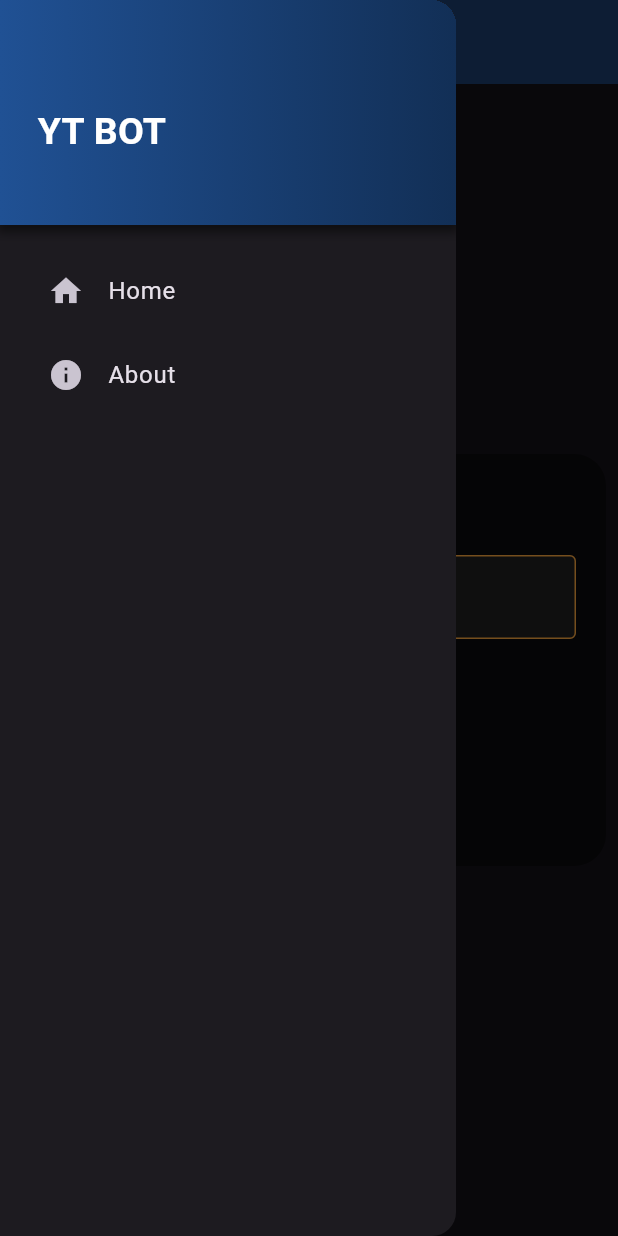
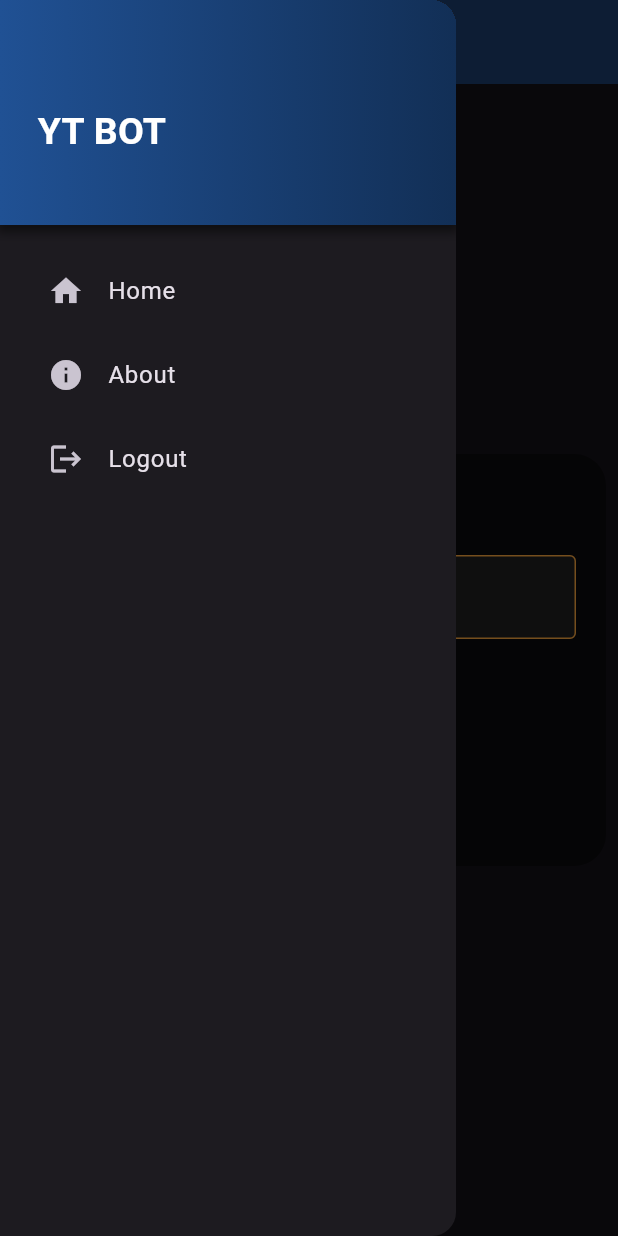
Before and after one commit to harsh6045/sdp-demo, a Flutter app: the screen it shows once a user with an empty profile is signed in, in the side drawer, after a tap on "Submit URL", on a phone screen of 412 x 824 dp. Run offline on Flutter 3.47's test engine with Material 3 defaults, Android fonts, the phone set to English and light mode, and no system bars; our stand-ins replace firebase_auth, firebase_core, fluttertoast, google_sign_in; accounts and stored records are empty; Roboto replaces fonts that are missing (OverpassRegular).

Commit message:
addition of splash screen

```diff
--- a/lib/components/my_drawer.dart
+++ b/lib/components/my_drawer.dart
@@ -1,14 +1,30 @@
+import 'package:firebase_auth/firebase_auth.dart';
 import 'package:flutter/cupertino.dart';
 import 'package:flutter/material.dart';
 import 'package:ytbot/homepage.dart';
 import 'package:ytbot/screens/url_screen.dart';
 import 'package:ytbot/tabs/about_page.dart';
 
+import '../login/login_or_register.dart';
+
 class MyDrawer extends StatelessWidget {
   const MyDrawer({super.key});
 
+
   navigateTo(String route, BuildContext context) {
     Navigator.of(context).pushReplacementNamed(route);
+  }
+
+  Future<void> signOut(BuildContext context) async {
+    try {
+      await FirebaseAuth.instance.signOut();
+      Navigator.pushReplacement(
+        context,
+        MaterialPageRoute(builder: (context) => LoginOrRegisterPage()),
+      );
+    } catch (e) {
+      print(e); // Handle any errors
+    }
   }
 
   @override
@@ -19,7 +35,7 @@ class MyDrawer extends StatelessWidget {
           Container(
             height: 150,
             width: MediaQuery.of(context).size.width,
-            padding: EdgeInsets.only(
+            padding: const EdgeInsets.only(
                 top: 70, bottom: 17, left: 25, right: 20),
             decoration: BoxDecoration(
                 boxShadow: [
@@ -31,15 +47,15 @@ class MyDrawer extends StatelessWidget {
                   ),
                 ],
                 borderRadius:
-                BorderRadius.only(),
-                gradient: LinearGradient(
+                const BorderRadius.only(),
+                gradient: const LinearGradient(
                     colors:  [
-                      const Color(0xff205194),
-                      const Color(0xff122f56)
+                      Color(0xff205194),
+                      Color(0xff122f56),
                     ]
                 )
             ),
-            child: Text("YT BOT",
+            child: const Text("YT BOT",
                 textAlign: TextAlign.start,
                 style: TextStyle(
                   color: Colors.white,
@@ -67,6 +83,14 @@ class MyDrawer extends StatelessWidget {
                     Navigator.push(context, MaterialPageRoute(builder: (context) => AboutPage(),));
                   },
                 ),
+
+                ListTile(
+                  leading: const Icon(Icons.logout),
+                  title: const Text('Logout'),
+                  onTap: () {
+                    signOut(context);
+                  },
+                ),
               ],
             ),
           ),
--- /dev/null
+++ b/lib/components/size_config.dart
@@ -0,0 +1,17 @@
+import 'package:flutter/material.dart';
+
+class SizeConfig {
+  static MediaQueryData? _mediaQueryData;
+  static double? screenWidth;
+  static double? screenHeight;
+  static double? blockSizeHorizontal;
+  static double? blockSizeVertical;
+
+  void init(BuildContext context) {
+    _mediaQueryData = MediaQuery.of(context);
+    screenWidth = _mediaQueryData!.size.width;
+    screenHeight = _mediaQueryData!.size.height;
+    blockSizeHorizontal = screenWidth! / 100;
+    blockSizeVertical = screenHeight! / 100;
+  }
+}
--- a/lib/components/validation_helper.dart
+++ b/lib/components/validation_helper.dart
@@ -1,5 +1,3 @@
-
-
 class ValidationHelper {
   static String? validateEmail(String? value) {
     if (value == null || value.isEmpty) {
@@ -38,7 +36,7 @@ class ValidationHelper {
     if (!phoneRegex.hasMatch(value)) {
       return 'Please enter a valid phone number';
     }
-    return null; // Return null if the input is valid
+    return null;
   }
 
 }
--- a/lib/login/register_page.dart
+++ b/lib/login/register_page.dart
@@ -243,7 +243,7 @@ class _RegisterPageState extends State<RegisterPage> {
                       const SizedBox(width: 4),
                       GestureDetector(
                         onTap: widget.onTap,
-                        child: Text(
+                        child: const Text(
                           'Login now',
                           style: TextStyle(
                             color: Colors.blue,
--- a/lib/main.dart
+++ b/lib/main.dart
@@ -2,6 +2,7 @@ import 'package:firebase_core/firebase_core.dart';
 import 'package:flutter/material.dart';
 import 'package:ytbot/firebase/firebase_options.dart';
 import 'package:ytbot/login/auth_page.dart';
+import 'package:ytbot/screens/splash_screen.dart';
 
 void main() async {
   WidgetsFlutterBinding.ensureInitialized();
@@ -19,7 +20,7 @@ class MyApp extends StatelessWidget {
   Widget build(BuildContext context) {
     return MaterialApp(
       debugShowCheckedModeBanner: false,
-      home: AuthPage(),
+      home: SplashScreen(),
     );
   }
 }
--- /dev/null
+++ b/lib/screens/splash_screen.dart
@@ -0,0 +1,90 @@
+import 'dart:async';
+import 'package:flutter/material.dart';
+import 'package:ytbot/login/auth_page.dart';
+import '../components/size_config.dart';
+
+class SplashScreen extends StatefulWidget {
+  const SplashScreen({Key? key}) : super(key: key);
+
+  @override
+  State<SplashScreen> createState() => _SplashScreenState();
+}
+
+class _SplashScreenState extends State<SplashScreen>
+    with SingleTickerProviderStateMixin {
+  late AnimationController _animationController;
+  late Animation<double> _scaleAnimation;
+
+  @override
+  void initState() {
+    super.initState();
+
+    // Initializing Animation Controller
+    _animationController = AnimationController(
+      vsync: this,
+      duration: const Duration(seconds: 4),
+    );
+
+    // Adding Curved Animation
+    _scaleAnimation = Tween<double>(
+      begin: 0.3,
+      end: 1.0,
+    ).animate(
+      CurvedAnimation(
+        parent: _animationController,
+        curve: Curves.easeInOut,
+      ),
+    );
+
+    // Starting Animation
+    _animationController.forward();
+
+    // Navigating to Auth Page after animation completion
+    _animationController.addStatusListener((status) {
+      if (status == AnimationStatus.completed) {
+        isLogin(context);
+      }
+    });
+  }
+
+  @override
+  void dispose() {
+    _animationController.dispose();
+    super.dispose();
+  }
+
+  @override
+  Widget build(BuildContext context) {
+    SizeConfig().init(context);
+    return Scaffold(
+      backgroundColor: Color.fromRGBO(241, 243, 244, 1),
+      body: Center(
+        child: Column(
+          mainAxisAlignment: MainAxisAlignment.center,
+          children: [
+            ScaleTransition(
+              scale: _scaleAnimation,
+              child: Image.asset(
+                "assets/images/ytbot logo.png",
+                width: 130,
+                height: 130,
+              ),
+            ),
+            SizedBox(
+              height: 10,
+            ),
+          ],
+        ),
+      ),
+    );
+  }
+
+  void isLogin(BuildContext context) {
+    Navigator.pushReplacement(
+      context,
+      MaterialPageRoute(
+        builder: (context) => const AuthPage(),
+      ),
+    );
+  }
+}
--- a/pubspec.yaml
+++ b/pubspec.yaml
@@ -41,6 +41,7 @@ dependencies:
   http: ^1.2.0
   firebase_core: ^2.25.4
   flutter_launcher_icons: ^0.13.1
+  flutter_native_splash: ^2.4.0
 
 flutter_launcher_icons:
   android: "launcher_icon"
```
Also changed, not shown: lib/homepage.dart (+18 -22 lines), lib/tabs/about_page.dart (+102 -4 lines), pubspec.lock.
